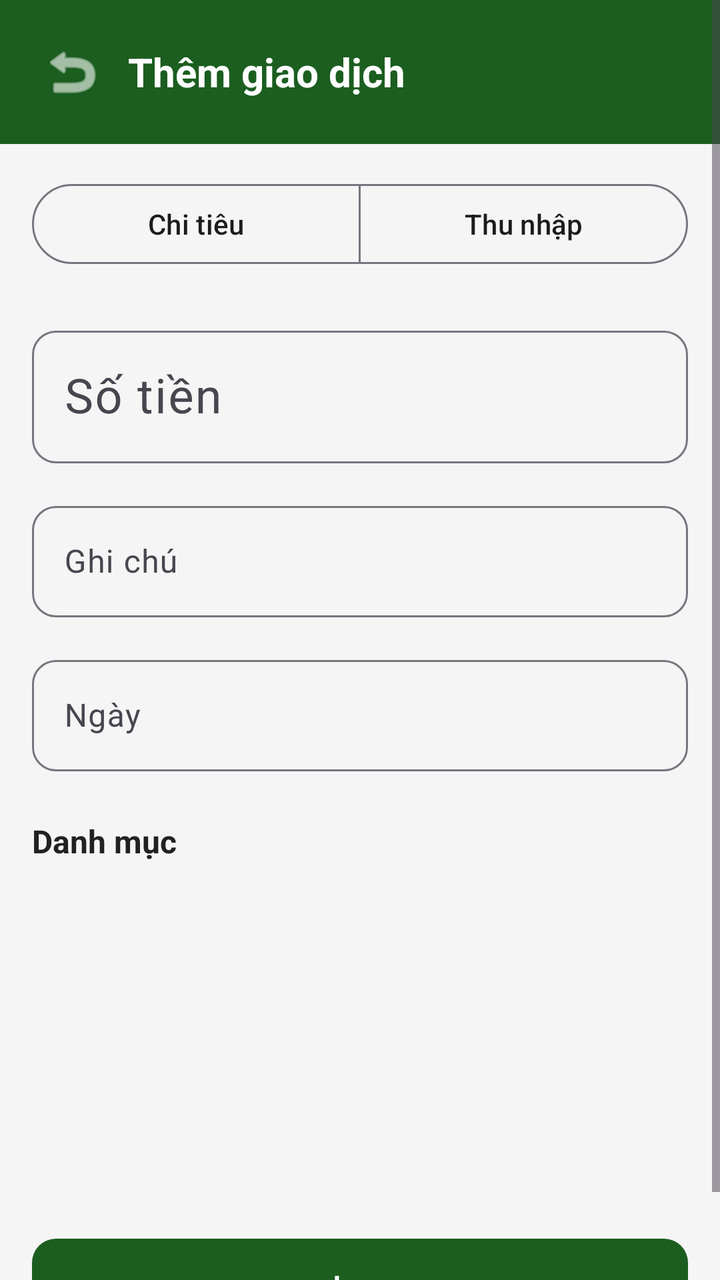
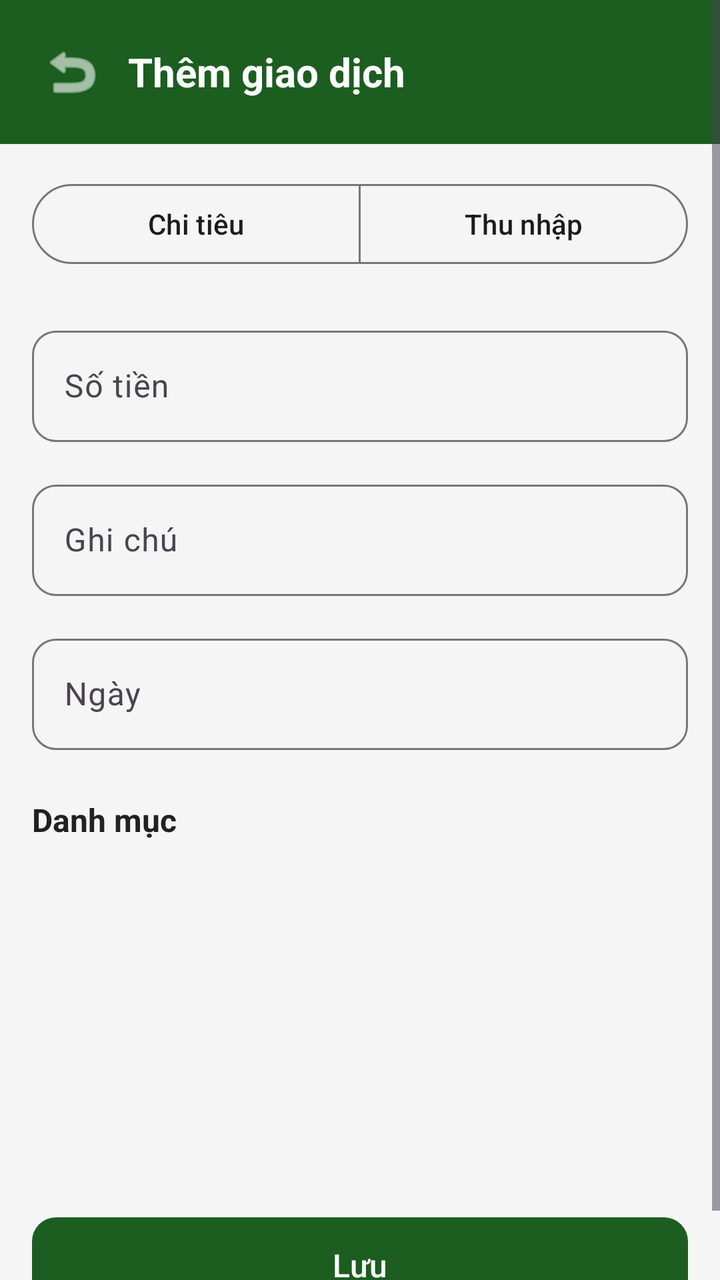

An Android layout rendered at two revisions. The XML below is the earlier revision; the diff shows what the commit changed to produce the second picture.
<!-- AndroidManifest.xml: application theme Theme.AppQuanLyChiTieu -->
<!-- res/layout/activity_add_edit_transaction.xml -->
<?xml version="1.0" encoding="utf-8"?>
<ScrollView xmlns:android="http://schemas.android.com/apk/res/android"
    xmlns:app="http://schemas.android.com/apk/res-auto"
    android:layout_width="match_parent"
    android:layout_height="match_parent"
    android:background="@color/background">

    <LinearLayout
        android:layout_width="match_parent"
        android:layout_height="wrap_content"
        android:orientation="vertical">

        
        <LinearLayout
            android:layout_width="match_parent"
            android:layout_height="wrap_content"
            android:background="@color/primary"
            android:gravity="center_vertical"
            android:orientation="horizontal"
            android:padding="@dimen/spacing_md">

            <ImageButton
                android:id="@+id/btn_back"
                android:layout_width="40dp"
                android:layout_height="40dp"
                android:background="?attr/selectableItemBackgroundBorderless"
                android:src="@android:drawable/ic_menu_revert"
                android:contentDescription="Quay lại"
                app:tint="@color/white" />

            <TextView
                android:id="@+id/tv_title"
                android:layout_width="wrap_content"
                android:layout_height="wrap_content"
                android:layout_marginStart="@dimen/spacing_sm"
                android:text="@string/add_transaction"
                android:textColor="@color/white"
                android:textSize="@dimen/text_title"
                android:textStyle="bold" />
        </LinearLayout>

        
        <com.google.android.material.button.MaterialButtonToggleGroup
            android:id="@+id/toggle_type"
            android:layout_width="match_parent"
            android:layout_height="wrap_content"
            android:layout_margin="@dimen/spacing_md"
            app:singleSelection="true"
            app:selectionRequired="true">

            <com.google.android.material.button.MaterialButton
                android:id="@+id/btn_expense"
                android:layout_width="0dp"
                android:layout_height="wrap_content"
                android:layout_weight="1"
                android:text="@string/type_expense"
                style="@style/Widget.Material3.Button.OutlinedButton" />

            <com.google.android.material.button.MaterialButton
                android:id="@+id/btn_income"
                android:layout_width="0dp"
                android:layout_height="wrap_content"
                android:layout_weight="1"
                android:text="@string/type_income"
                style="@style/Widget.Material3.Button.OutlinedButton" />
        </com.google.android.material.button.MaterialButtonToggleGroup>

        
        <com.google.android.material.textfield.TextInputLayout
            android:layout_width="match_parent"
            android:layout_height="wrap_content"
            android:layout_marginStart="@dimen/spacing_md"
            android:layout_marginEnd="@dimen/spacing_md"
            android:layout_marginTop="@dimen/spacing_sm"
            android:hint="@string/transaction_amount"
            style="@style/Widget.App.TextInput">

            <com.google.android.material.textfield.TextInputEditText
                android:id="@+id/et_amount"
                android:layout_width="match_parent"
                android:layout_height="wrap_content"
                android:inputType="numberDecimal"
                android:textSize="@dimen/text_headline" />
        </com.google.android.material.textfield.TextInputLayout>

        
        <com.google.android.material.textfield.TextInputLayout
            android:layout_width="match_parent"
            android:layout_height="wrap_content"
            android:layout_marginStart="@dimen/spacing_md"
            android:layout_marginEnd="@dimen/spacing_md"
            android:layout_marginTop="@dimen/spacing_md"
            android:hint="@string/transaction_note"
            style="@style/Widget.App.TextInput">

            <com.google.android.material.textfield.TextInputEditText
                android:id="@+id/et_note"
                android:layout_width="match_parent"
                android:layout_height="wrap_content"
                android:inputType="text"
                android:maxLines="2" />
        </com.google.android.material.textfield.TextInputLayout>

        
        <com.google.android.material.textfield.TextInputLayout
            android:layout_width="match_parent"
            android:layout_height="wrap_content"
            android:layout_marginStart="@dimen/spacing_md"
            android:layout_marginEnd="@dimen/spacing_md"
            android:layout_marginTop="@dimen/spacing_md"
            android:hint="@string/transaction_date"
            style="@style/Widget.App.TextInput">

            <com.google.android.material.textfield.TextInputEditText
                android:id="@+id/et_date"
                android:layout_width="match_parent"
                android:layout_height="wrap_content"
                android:focusable="false"
                android:clickable="true" />
        </com.google.android.material.textfield.TextInputLayout>

        
        <TextView
            android:layout_width="wrap_content"
            android:layout_height="wrap_content"
            android:layout_marginStart="@dimen/spacing_md"
            android:layout_marginTop="@dimen/spacing_lg"
            android:text="@string/transaction_category"
            android:textColor="@color/text_primary"
            android:textSize="@dimen/text_subtitle"
            android:textStyle="bold" />

        <GridView
            android:id="@+id/rv_categories"
            android:layout_width="match_parent"
            android:layout_height="160dp"
            android:layout_marginTop="@dimen/spacing_sm"
            android:paddingStart="@dimen/spacing_md"
            android:paddingEnd="@dimen/spacing_md"
            android:numColumns="3"
            android:horizontalSpacing="8dp"
            android:listSelector="@android:color/transparent"
            android:verticalSpacing="8dp"
            android:stretchMode="columnWidth" />

        
        <com.google.android.material.button.MaterialButton
            android:id="@+id/btn_save"
            android:layout_width="match_parent"
            android:layout_height="56dp"
            android:layout_margin="@dimen/spacing_md"
            android:text="@string/save"
            android:textSize="@dimen/text_subtitle"
            style="@style/Widget.App.Button.Primary" />

    </LinearLayout>
</ScrollView>
<!-- resources referenced by this layout -->
<resources>
  <color name="background">#F5F5F5</color>
  <color name="primary">#1B5E20</color>
  <color name="text_primary">#212121</color>
  <color name="white">#FFFFFFFF</color>
  <dimen name="spacing_lg">24dp</dimen>
  <dimen name="spacing_md">16dp</dimen>
  <dimen name="spacing_sm">8dp</dimen>
  <dimen name="text_headline">24sp</dimen>
  <dimen name="text_subtitle">16sp</dimen>
  <dimen name="text_title">20sp</dimen>
  <string name="add_transaction">Thêm giao dịch</string>
  <string name="save">Lưu</string>
  <string name="transaction_amount">Số tiền</string>
  <string name="transaction_category">Danh mục</string>
  <string name="transaction_date">Ngày</string>
  <string name="transaction_note">Ghi chú</string>
  <string name="type_expense">Chi tiêu</string>
  <string name="type_income">Thu nhập</string>
  <style name="Widget.App.Button.Primary" parent="Widget.Material3.Button">
          <item name="backgroundTint">@color/primary</item>
          <item name="android:textColor">@color/white</item>
          <item name="cornerRadius">12dp</item>
      </style>
  <style name="Widget.App.TextInput" parent="Widget.Material3.TextInputLayout.OutlinedBox">
          <item name="boxCornerRadiusTopStart">12dp</item>
          <item name="boxCornerRadiusTopEnd">12dp</item>
          <item name="boxCornerRadiusBottomStart">12dp</item>
          <item name="boxCornerRadiusBottomEnd">12dp</item>
      </style>
  <style name="Theme.AppQuanLyChiTieu" parent="Base.Theme.AppQuanLyChiTieu" />
  <style name="Base.Theme.AppQuanLyChiTieu" parent="Theme.Material3.DayNight.NoActionBar">
          <item name="colorPrimary">@color/primary</item>
          <item name="colorPrimaryDark">@color/primary_dark</item>
          <item name="colorOnPrimary">@color/on_primary</item>
          <item name="colorSecondary">@color/secondary</item>
          <item name="colorOnSecondary">@color/on_secondary</item>
          <item name="android:colorBackground">@color/background</item>
          <item name="colorSurface">@color/surface</item>
          <item name="colorOnSurface">@color/on_surface</item>
          <item name="android:statusBarColor">@color/primary_dark</item>
      </style>
  <color name="primary_dark">#003300</color>
  <color name="on_primary">#FFFFFF</color>
  <color name="secondary">#FF6F00</color>
  <color name="on_secondary">#FFFFFF</color>
  <color name="surface">#FFFFFF</color>
  <color name="on_surface">#1C1C1C</color>
</resources>

<!-- the commit's change to res/layout/activity_add_edit_transaction.xml (unified diff, before → after) -->
@@ -79,8 +79,7 @@
                 android:id="@+id/et_amount"
                 android:layout_width="match_parent"
                 android:layout_height="wrap_content"
-                android:inputType="numberDecimal"
-                android:textSize="@dimen/text_headline" />
+                android:inputType="numberDecimal" />
         </com.google.android.material.textfield.TextInputLayout>
 
         
<!-- resource entries referenced after the edit -->
@@ -7,7 +7,6 @@
   <dimen name="spacing_lg">24dp</dimen>
   <dimen name="spacing_md">16dp</dimen>
   <dimen name="spacing_sm">8dp</dimen>
-  <dimen name="text_headline">24sp</dimen>
   <dimen name="text_subtitle">16sp</dimen>
   <dimen name="text_title">20sp</dimen>
   <string name="add_transaction">Thêm giao dịch</string>
